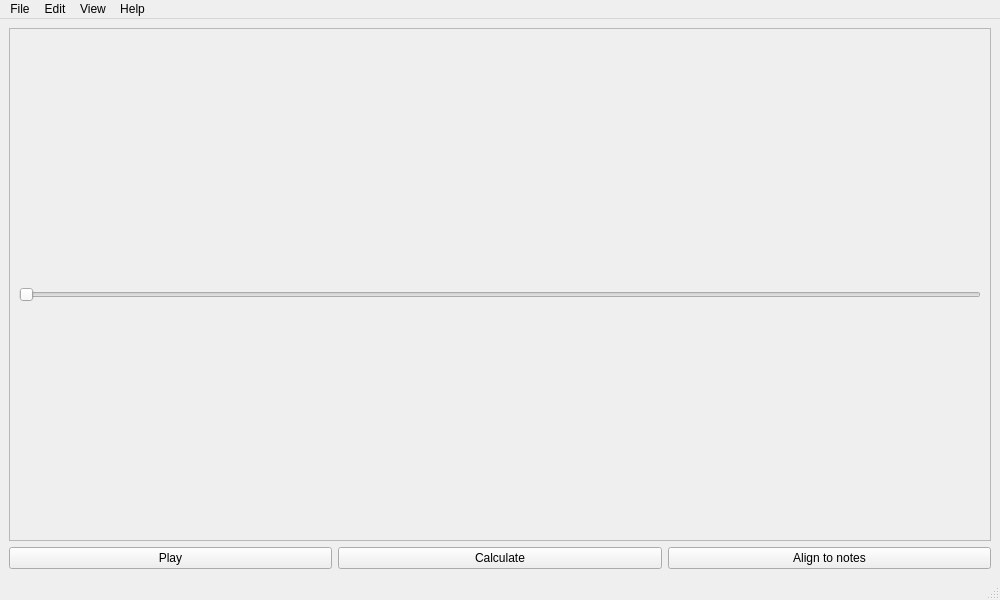
Before: the Qt Designer form ui_files/mainwindow.ui in Aleksandar204/pfe-autotune, drawn with Qt 5.
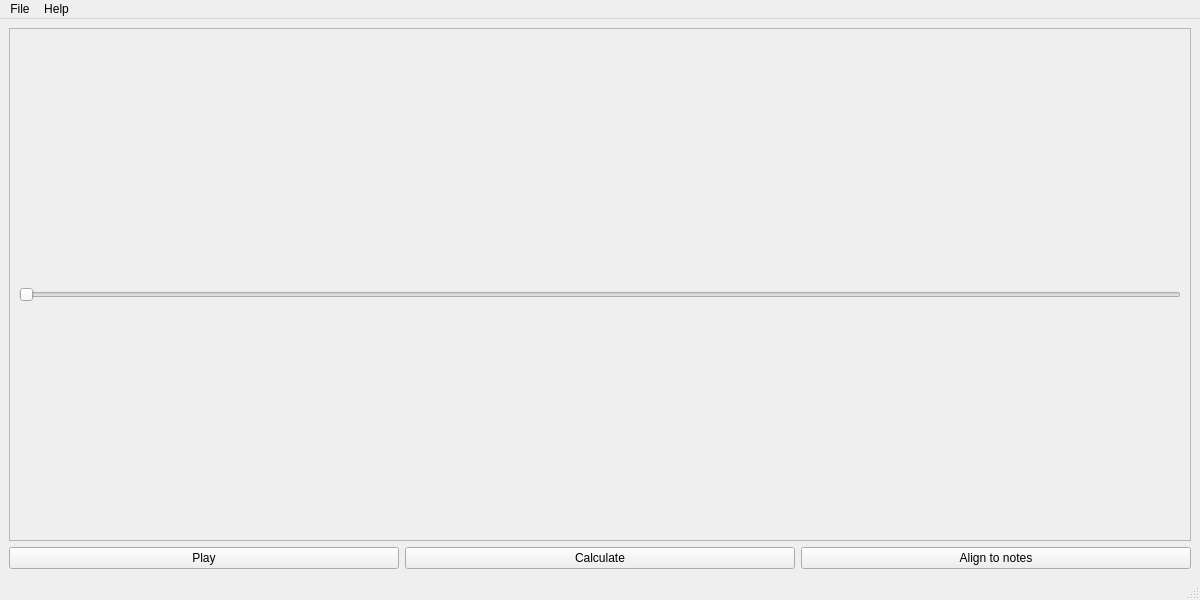
After: the same form once the commit is applied.

Diff of the .ui file:
```diff
--- a/ui_files/mainwindow.ui
+++ b/ui_files/mainwindow.ui
@@ -6,7 +6,7 @@
    <rect>
     <x>0</x>
     <y>0</y>
-    <width>1000</width>
+    <width>1200</width>
     <height>600</height>
    </rect>
   </property>
@@ -38,13 +38,19 @@
         <rect>
          <x>0</x>
          <y>0</y>
-         <width>978</width>
+         <width>1178</width>
          <height>465</height>
         </rect>
        </property>
        <layout class="QGridLayout" name="gridLayout_2">
         <item row="1" column="0">
          <widget class="QSlider" name="horizontalSlider">
+          <property name="enabled">
+           <bool>false</bool>
+          </property>
+          <property name="toolTip">
+           <string/>
+          </property>
           <property name="orientation">
            <enum>Qt::Horizontal</enum>
           </property>
@@ -92,7 +98,7 @@
     <rect>
      <x>0</x>
      <y>0</y>
-     <width>1000</width>
+     <width>1200</width>
      <height>34</height>
     </rect>
    </property>
@@ -108,16 +114,6 @@
     <addaction name="separator"/>
     <addaction name="actionExit"/>
    </widget>
-   <widget class="QMenu" name="menuEdit">
-    <property name="title">
-     <string>Edit</string>
-    </property>
-   </widget>
-   <widget class="QMenu" name="menuView">
-    <property name="title">
-     <string>View</string>
-    </property>
-   </widget>
    <widget class="QMenu" name="menuHelp">
     <property name="title">
      <string>Help</string>
@@ -125,8 +121,6 @@
     <addaction name="actionAbout"/>
    </widget>
    <addaction name="menuFile"/>
-   <addaction name="menuEdit"/>
-   <addaction name="menuView"/>
    <addaction name="menuHelp"/>
   </widget>
   <widget class="QStatusBar" name="statusbar"/>
```
